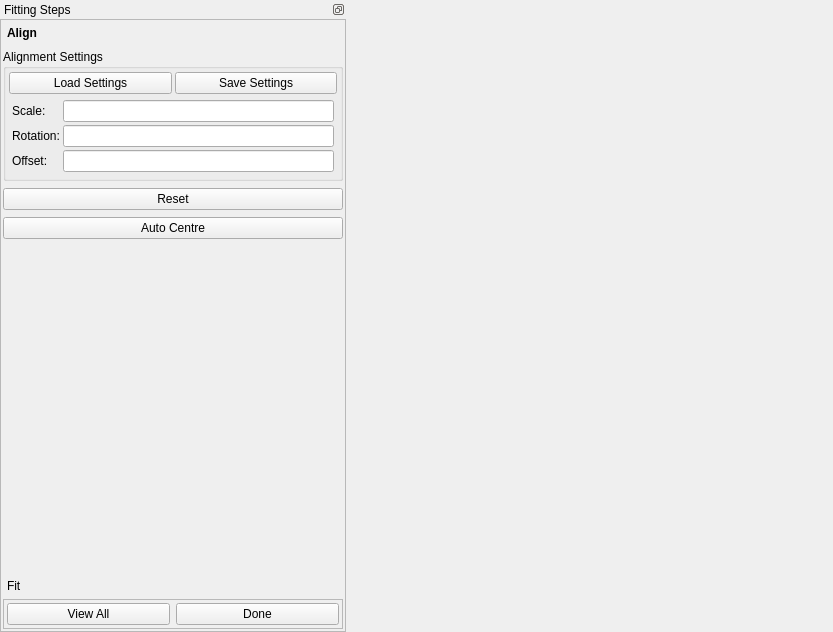
Above: mapclientplugins/smoothfitstep/qt/smoothfitwidget.ui from rchristie/mapclientplugins.smoothfitstep before the change. Below: the same form after it.
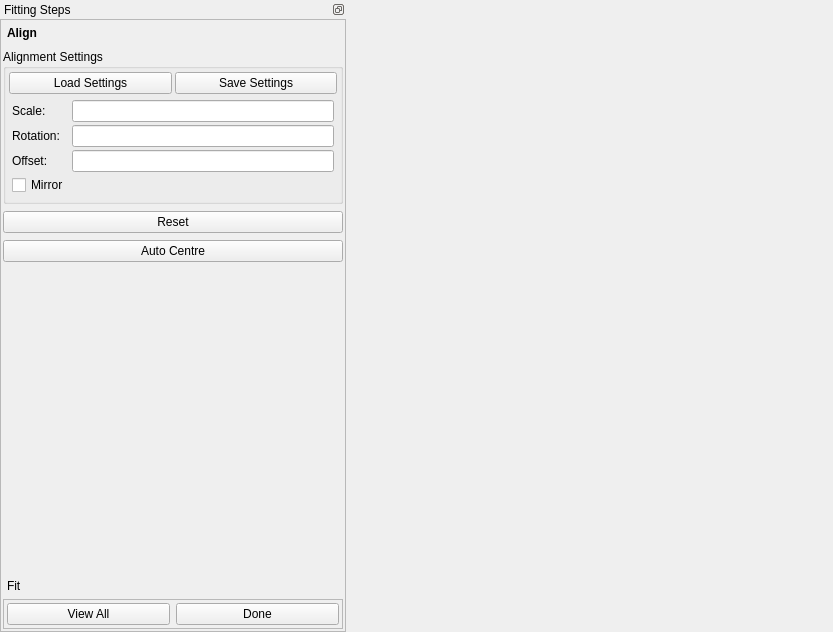
That is the form after the change. Custom widgets are drawn as their Qt base class.

Commit message:
Add mirror control, fix initial strain state
Can now mirror the model (about its initial x-axis) to allow models to switch left and right. Note this breaks the sense of surfaces or handedness of volumes so is really for demonstration only.
Initial state on loading was erroneously used for strains, now changed to state after alignment/scaling.

What changed in the file:
```diff
--- a/mapclientplugins/smoothfitstep/qt/smoothfitwidget.ui
+++ b/mapclientplugins/smoothfitstep/qt/smoothfitwidget.ui
@@ -271,6 +271,13 @@
                        </property>
                       </widget>
                      </item>
+                     <item row="5" column="0">
+                      <widget class="QCheckBox" name="alignMirrorCheckBox">
+                       <property name="text">
+                        <string>Mirror</string>
+                       </property>
+                      </widget>
+                     </item>
                     </layout>
                    </widget>
                   </item>
```
Left out of the diff: 4 changed lines with no effect on the pictures. The commit also changes 4 other files.
